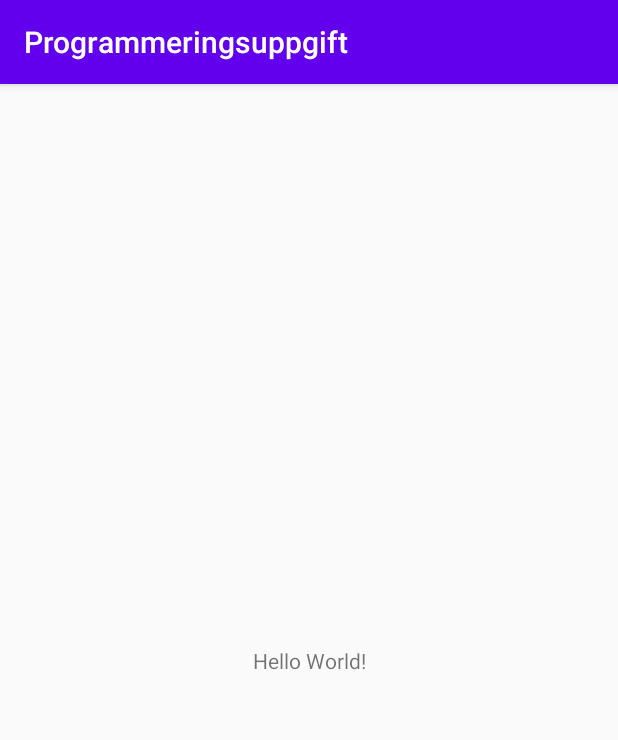
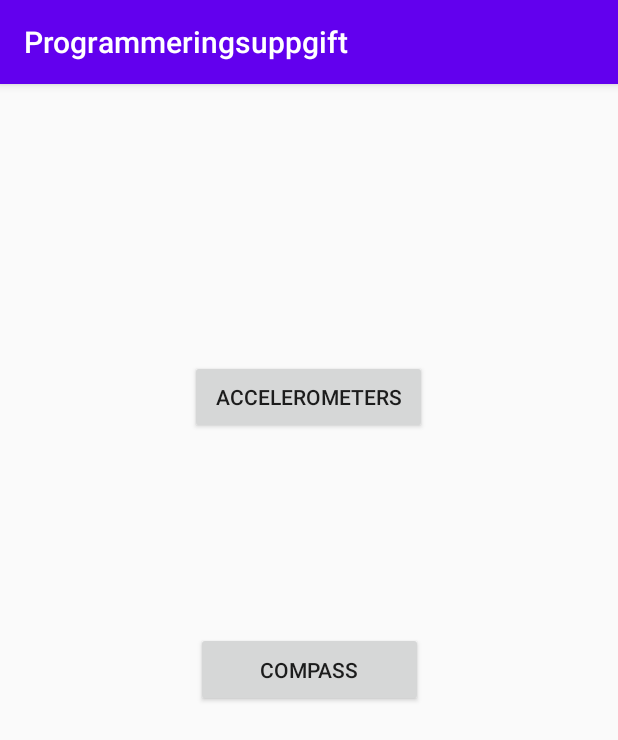
Before and after one commit to tovesolve/MAMN01_Programmeringsuppgift, an Android app: the screen it shows after launch (MainActivity), on a phone screen of 412 x 824 dp. Shown: the top 740 px of the screen. Run offline under Robolectric (Android 15) with nearby library versions, the phone set to English and light mode, and no system bars.

Commit message:
Added buttons for accelerometer and compass. Activities added + navigation to go back to main activity

```diff
--- a/app/src/main/res/layout/activity_main.xml
+++ b/app/src/main/res/layout/activity_main.xml
@@ -6,13 +6,30 @@
     android:layout_height="match_parent"
     tools:context=".MainActivity">
 
-    <TextView
-        android:layout_width="wrap_content"
-        android:layout_height="wrap_content"
-        android:text="Hello World!"
-        app:layout_constraintBottom_toBottomOf="parent"
-        app:layout_constraintLeft_toLeftOf="parent"
-        app:layout_constraintRight_toRightOf="parent"
+    <Button
+        android:id="@+id/button"
+        android:layout_width="158dp"
+        android:layout_height="49dp"
+        android:layout_marginTop="184dp"
+        android:onClick="start_accelerometer"
+        android:text="@string/accelerometers_button"
+        app:layout_constraintEnd_toEndOf="parent"
+        app:layout_constraintHorizontal_bias="0.498"
+        app:layout_constraintStart_toStartOf="parent"
         app:layout_constraintTop_toTopOf="parent" />
 
+    <Button
+        android:id="@+id/button2"
+        android:layout_width="151dp"
+        android:layout_height="50dp"
+        android:layout_marginTop="16dp"
+        android:layout_marginBottom="240dp"
+        android:onClick="start_compass"
+        android:text="@string/compass_button"
+        app:layout_constraintBottom_toBottomOf="parent"
+        app:layout_constraintEnd_toEndOf="parent"
+        app:layout_constraintStart_toStartOf="parent"
+        app:layout_constraintTop_toBottomOf="@+id/button"
+        app:layout_constraintVertical_bias="0.508" />
+
 </android.support.constraint.ConstraintLayout>
--- a/app/src/main/res/values/strings.xml
+++ b/app/src/main/res/values/strings.xml
@@ -1,3 +1,6 @@
 <resources>
     <string name="app_name">Programmeringsuppgift</string>
+    <string name="accelerometers_button">Accelerometers</string>
+    <string name="compass_button">Compass</string>
+    <string name="accelerometer_title">Accelerometer values:</string>
 </resources>
```
Also changed, not shown: app/src/main/AndroidManifest.xml (+16 -0 lines), app/src/main/java/com/example/programmeringsuppgift/AccelerometerActivity.java (added, +16 -0 lines), app/src/main/java/com/example/programmeringsuppgift/CompassActivity.java (added, +13 -0 lines), app/src/main/java/com/example/programmeringsuppgift/MainActivity.java (+15 -0 lines), app/src/main/res/layout/activity_accelerometer.xml (added, +21 -0 lines), app/src/main/res/layout/activity_compass.xml (added, +9 -0 lines).
